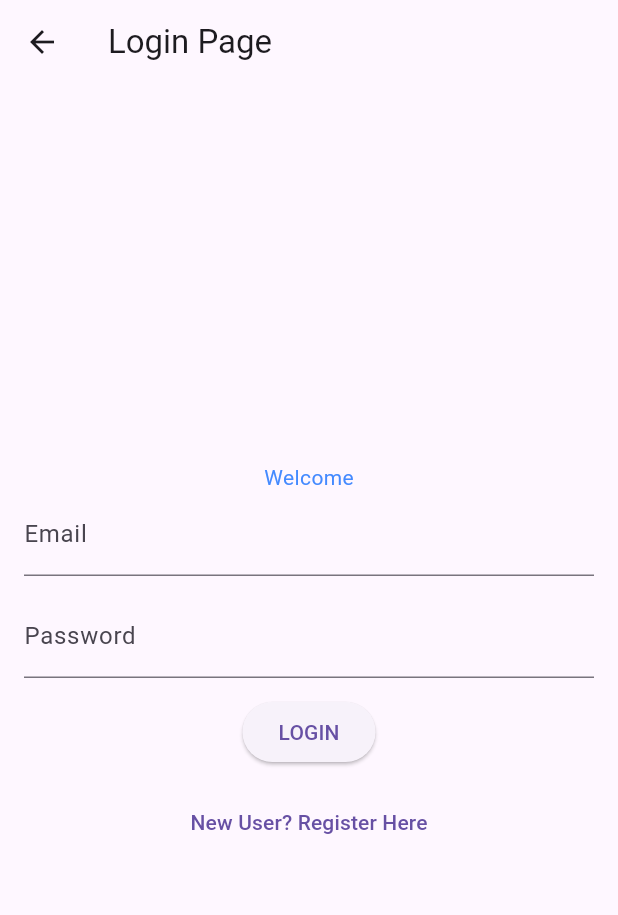
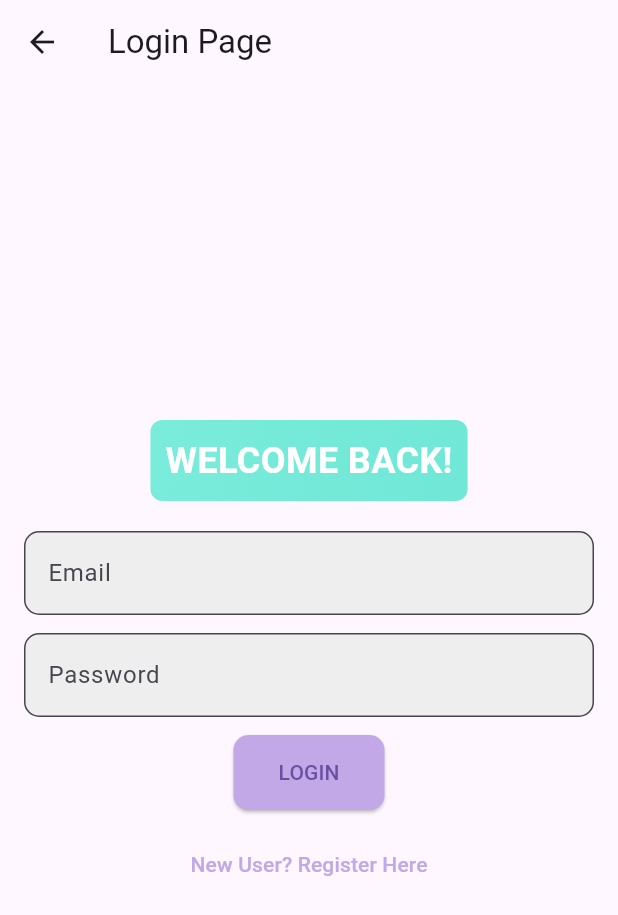
Before and after one commit to Anushkanu/craveCart, a Flutter app: the screen it shows after launch, after a tap on "Login Here", on a phone screen of 412 x 824 dp. Shown: the top 915 px of the screen. Run offline on Flutter 3.47's test engine with Material 3 defaults, Android fonts, the phone set to English and light mode, and no system bars.

Commit message:
login decor

```diff
--- a/flutter_application_1/lib/pages/login-page.dart
+++ b/flutter_application_1/lib/pages/login-page.dart
@@ -1,7 +1,51 @@
+// import 'package:flutter/material.dart';
+
+// class LoginPage extends StatefulWidget {
+//   const LoginPage({ super.key});
+
+//   @override
+//   _LoginPageState createState() => _LoginPageState();
+// }
+
+// class _LoginPageState extends State<LoginPage> {
+//   TextEditingController emailController = TextEditingController();
+//   TextEditingController passwordController = TextEditingController();
+//   @override
+//   Widget build(BuildContext context) {
+//     return Scaffold(
+//       appBar: AppBar(title: const Text("Login Page")),
+//       body: Padding(
+//         padding: const EdgeInsets.all(16),
+//         child: Column(
+//           mainAxisAlignment: MainAxisAlignment.center,
+//           children: [
+//             const Text("Welcome", style: TextStyle(color: Colors.blueAccent),),
+//             TextField(
+//               controller: emailController,
+//               decoration: const InputDecoration(labelText: "Email"),
+//             ),
+//             const SizedBox(height: 12),
+//             TextField(
+//               controller: passwordController,
+//               decoration: const InputDecoration(labelText: "Password"),
+//               obscureText: true,
+//             ),
+//             const SizedBox(height: 12),
+//             ElevatedButton(onPressed: () {}, child: const Text("LOGIN")),
+//             const SizedBox(height: 12,),
+//             TextButton(onPressed: (){
+//               Navigator.pushReplacementNamed(context, "/register");
+//             }, child: const Text("New User? Register Here"))
+//           ],
+//         )),
+//     );
+//   }
+// }
+
 import 'package:flutter/material.dart';
 
 class LoginPage extends StatefulWidget {
-  const LoginPage({ super.key});
+  const LoginPage({super.key});
 
   @override
   _LoginPageState createState() => _LoginPageState();
@@ -10,6 +54,7 @@ class LoginPage extends StatefulWidget {
 class _LoginPageState extends State<LoginPage> {
   TextEditingController emailController = TextEditingController();
   TextEditingController passwordController = TextEditingController();
+
   @override
   Widget build(BuildContext context) {
     return Scaffold(
@@ -19,25 +64,96 @@ class _LoginPageState extends State<LoginPage> {
         child: Column(
           mainAxisAlignment: MainAxisAlignment.center,
           children: [
-            const Text("Welcome", style: TextStyle(color: Colors.blueAccent),),
+            // Decorative Welcome Text
+            Container(
+              padding: const EdgeInsets.all(10.0),
+              decoration: BoxDecoration(
+                gradient: const LinearGradient(
+                  colors: [
+                    Color.fromARGB(255, 122, 236, 219),
+                    Color.fromARGB(255, 112, 231, 215),
+                  ],
+                  begin: Alignment.topLeft,
+                  end: Alignment.bottomRight,
+                ),
+                borderRadius: BorderRadius.circular(8.0),
+              ),
+              child: const Text(
+                "WELCOME BACK!",
+                style: TextStyle(
+                  color: Colors.white, // Change text color for contrast
+                  fontSize: 24,
+                  fontWeight: FontWeight.bold,
+                ),
+              ),
+            ),
+            const SizedBox(height: 20),
+
+            // Email TextField
             TextField(
               controller: emailController,
-              decoration: const InputDecoration(labelText: "Email"),
+              decoration: InputDecoration(
+                labelText: "Email",
+                border: OutlineInputBorder(
+                  borderRadius: BorderRadius.circular(10.0),
+                  borderSide: const BorderSide(color: Colors.blueAccent),
+                ),
+                focusedBorder: OutlineInputBorder(
+                  borderRadius: BorderRadius.circular(10.0),
+                  borderSide: const BorderSide(color: Colors.blue),
+                ),
+                filled: true,
+                fillColor: Colors.grey[200], // Light background for text field
+              ),
             ),
             const SizedBox(height: 12),
+
+            // Password TextField
             TextField(
               controller: passwordController,
-              decoration: const InputDecoration(labelText: "Password"),
+              decoration: InputDecoration(
+                labelText: "Password",
+                border: OutlineInputBorder(
+                  borderRadius: BorderRadius.circular(10.0),
+                  borderSide: const BorderSide(color: Colors.blueAccent),
+                ),
+                focusedBorder: OutlineInputBorder(
+                  borderRadius: BorderRadius.circular(10.0),
+                  borderSide: const BorderSide(color: Colors.blue),
+                ),
+                filled: true,
+                fillColor: Colors.grey[200], // Light background for text field
+              ),
               obscureText: true,
             ),
             const SizedBox(height: 12),
-            ElevatedButton(onPressed: () {}, child: const Text("LOGIN")),
-            const SizedBox(height: 12,),
-            TextButton(onPressed: (){
-              Navigator.pushReplacementNamed(context, "/register");
-            }, child: const Text("New User? Register Here"))
+
+            // Login Button
+            ElevatedButton(
+              onPressed: () {},
+              style: ElevatedButton.styleFrom(
+                padding: const EdgeInsets.symmetric(horizontal: 30, vertical: 15), backgroundColor: const Color.fromARGB(255, 194, 168, 230), // Button color
+                shape: RoundedRectangleBorder(
+                  borderRadius: BorderRadius.circular(10.0), // Rounded corners
+                ),
+              ),
+              child: const Text("LOGIN"),
+            ),
+            const SizedBox(height: 12),
+
+            // Register Button
+            TextButton(
+              onPressed: () {
+                Navigator.pushReplacementNamed(context, "/register");
+              },
+              style: TextButton.styleFrom(
+                foregroundColor: const Color.fromARGB(255, 194, 168, 230), // Button text color
+              ),
+              child: const Text("New User? Register Here"),
+            ),
           ],
-        )),
+        ),
+      ),
     );
   }
 }
--- a/flutter_application_1/lib/pages/register-page.dart
+++ b/flutter_application_1/lib/pages/register-page.dart
@@ -31,11 +31,11 @@ class _RegisterPageState extends State<RegisterPage> {
               obscureText: true,
             ),
             const SizedBox(height: 12),
-            ElevatedButton(onPressed: () {}, child: const Text("LOGIN")),
+            ElevatedButton(onPressed: () {}, child: const Text("REGISTER")),
             const SizedBox(height: 12,),
             TextButton(onPressed: (){
-              Navigator.pushReplacementNamed(context, "/register");
-            }, child: const Text("New User? Register Here"))
+              Navigator.pushReplacementNamed(context, "/login");
+            }, child: const Text("Existing User? Login Here"))
           ],
         )),
     );
```
